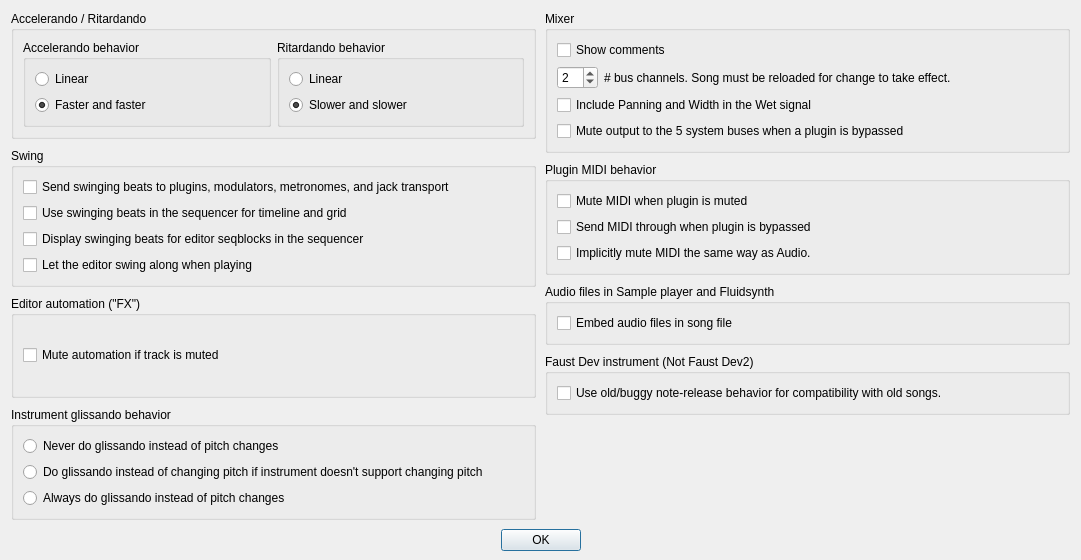
kmatheussen/radium, file Qt/qt4_song_properties.ui: the form before one commit.
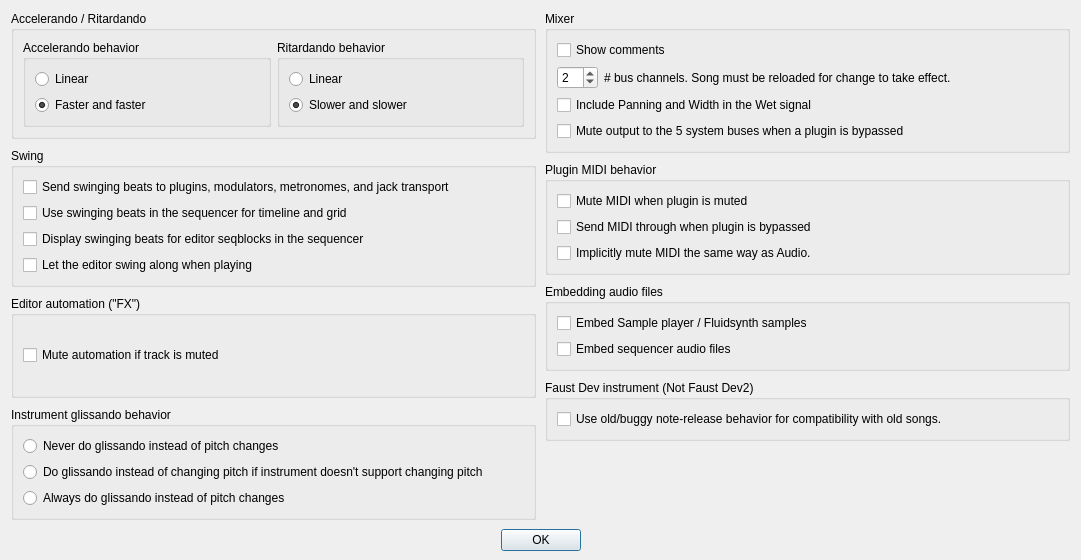
The form after the commit.

Commit message: Song properties: Implement embed sequencer audio files in song. Fixes #1471

Patch:
```diff
--- a/Qt/qt4_song_properties.ui
+++ b/Qt/qt4_song_properties.ui
@@ -271,13 +271,20 @@
        <item>
         <widget class="QGroupBox" name="groupBox_5">
          <property name="title">
-          <string>Audio files in Sample player and Fluidsynth</string>
+          <string>Embedding audio files</string>
          </property>
          <layout class="QVBoxLayout" name="verticalLayout_6">
           <item>
            <widget class="QCheckBox" name="embed_samples">
             <property name="text">
-             <string>Embed audio files in song file</string>
+             <string>Embed Sample player / Fluidsynth samples</string>
+            </property>
+           </widget>
+          </item>
+          <item>
+           <widget class="QCheckBox" name="embed_seqtrack_samples">
+            <property name="text">
+             <string>Embed sequencer audio files</string>
             </property>
            </widget>
           </item>
```
The commit also changes 12 other files.
